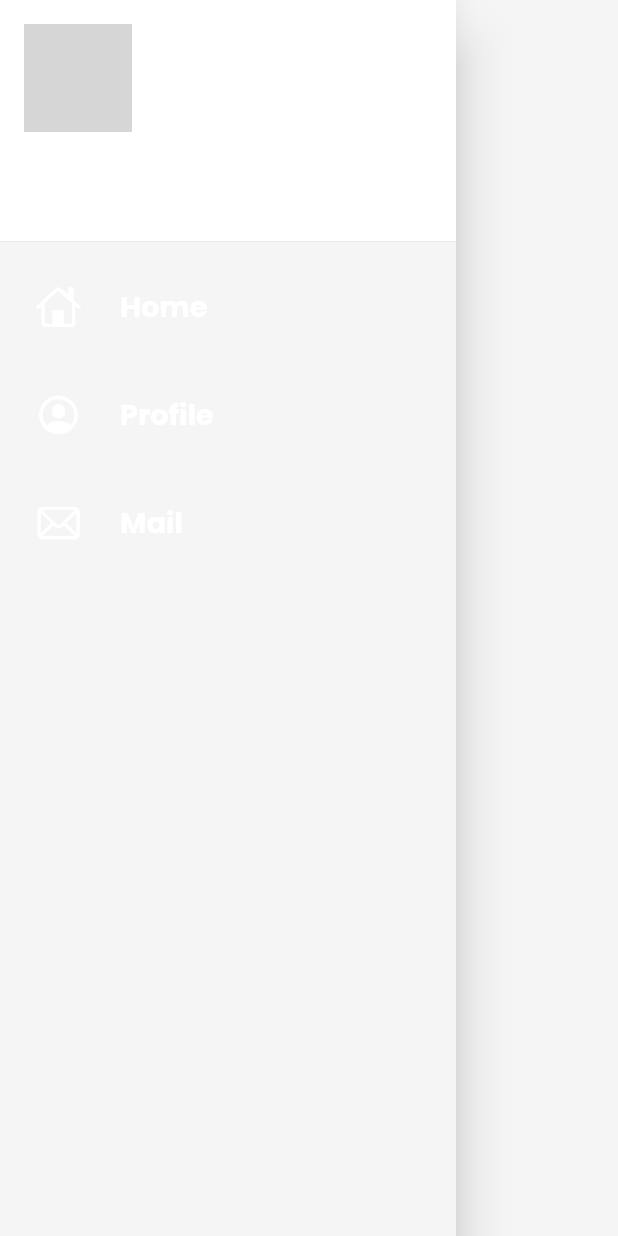
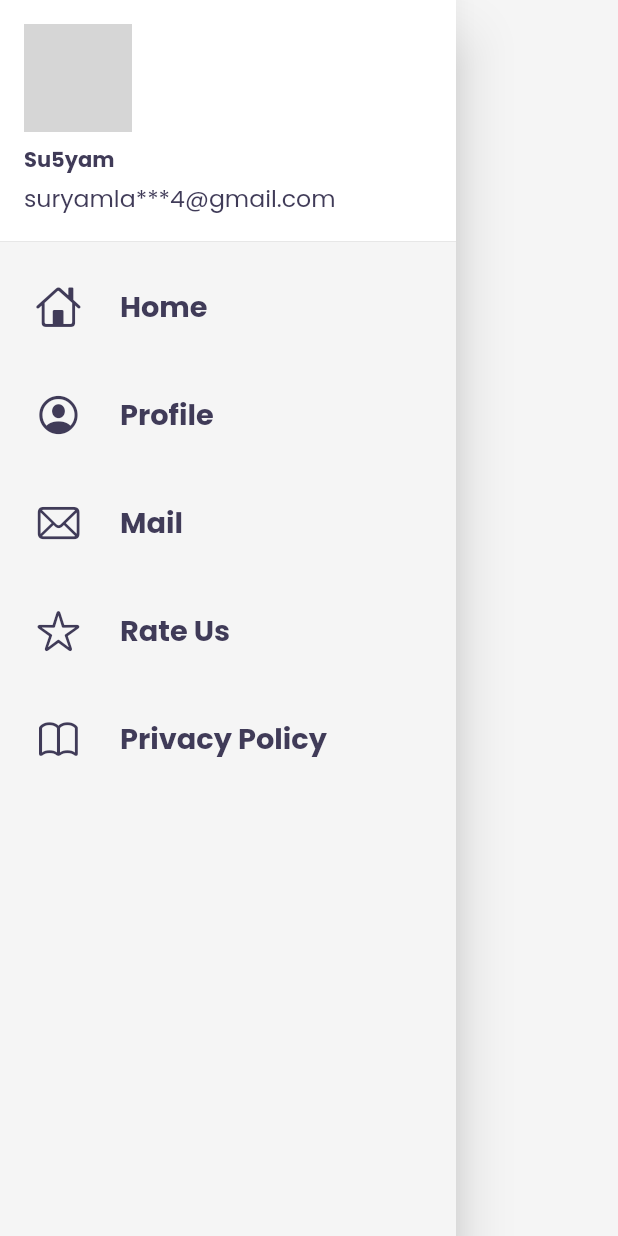
Before and after one commit to su5yam/app, a Flutter app: the MyDrawer widget shown alone on an empty page, opened directly, on a phone screen of 412 x 824 dp. Run offline on Flutter 3.47's test engine with Material 2 defaults, Android fonts, the phone set to English and light mode, and no system bars; our stand-ins replace google_fonts, velocity_x; network calls fail; grey boxes are pictures that could not be loaded.

```diff
--- a/lib/pages/home_detail_page.dart
+++ b/lib/pages/home_detail_page.dart
@@ -48,12 +48,6 @@ class HomeDetailPage extends StatelessWidget {
                           .bold
                           .make(),
                       catalog.desc.text.color(Colors.grey).xl.make(),
-                      SizedBox(height: 10),
-                      "Clita No invidunt amet sed amet. lorem eirmod sea no amet et. Diam et clita lorem sanctus sea, at kasd amet consetetur labore amet sit."
-                          .text
-                          .color(Colors.grey)
-                          .make()
-                          .p20()
                     ],
                   ).py64(),
                 ),
--- a/lib/widgets/drawer.dart
+++ b/lib/widgets/drawer.dart
@@ -20,8 +20,13 @@ class MyDrawer extends StatelessWidget {
               child: UserAccountsDrawerHeader(
                 decoration: BoxDecoration(color: context.cardColor),
                 margin: EdgeInsets.zero,
-                accountName: Text("Su5yam"),
-                accountEmail: Text("suryamla***4@gmail.com"),
+                accountName:
+                    "Su5yam".text.color(context.theme.buttonColor).bold.make(),
+                accountEmail: "suryamla***4@gmail.com"
+                    .text
+                    .color(context.theme.buttonColor)
+                    .lg
+                    .make(),
                 currentAccountPicture: CircleAvatar(
                   backgroundImage: NetworkImage(imageUrl),
                 ),
@@ -32,14 +37,15 @@ class MyDrawer extends StatelessWidget {
               child: ListTile(
                 leading: Icon(
                   CupertinoIcons.home,
-                  color: Colors.white,
+                  color: context.theme.buttonColor,
                   size: 30.0,
                 ),
                 title: Text(
                   "Home",
                   textScaleFactor: 1.2,
                   style: TextStyle(
-                      color: Colors.white, fontWeight: FontWeight.bold),
+                      color: context.theme.buttonColor,
+                      fontWeight: FontWeight.bold),
                 ),
               ),
             ),
@@ -48,14 +54,15 @@ class MyDrawer extends StatelessWidget {
               child: ListTile(
                 leading: Icon(
                   CupertinoIcons.profile_circled,
-                  color: Colors.white,
+                  color: context.theme.buttonColor,
                   size: 30.0,
                 ),
                 title: Text(
                   "Profile",
                   textScaleFactor: 1.2,
                   style: TextStyle(
-                      color: Colors.white, fontWeight: FontWeight.bold),
+                      color: context.theme.buttonColor,
+                      fontWeight: FontWeight.bold),
                 ),
               ),
             ),
@@ -64,14 +71,49 @@ class MyDrawer extends StatelessWidget {
               child: ListTile(
                 leading: Icon(
                   CupertinoIcons.mail,
-                  color: Colors.white,
+                  color: context.theme.buttonColor,
                   size: 30.0,
                 ),
                 title: Text(
                   "Mail",
                   textScaleFactor: 1.2,
                   style: TextStyle(
-                      color: Colors.white, fontWeight: FontWeight.bold),
+                      color: context.theme.buttonColor,
+                      fontWeight: FontWeight.bold),
+                ),
+              ),
+            ),
+            Padding(
+              padding: const EdgeInsets.all(8.0),
+              child: ListTile(
+                leading: Icon(
+                  CupertinoIcons.star,
+                  color: context.theme.buttonColor,
+                  size: 30.0,
+                ),
+                title: Text(
+                  "Rate Us",
+                  textScaleFactor: 1.2,
+                  style: TextStyle(
+                      color: context.theme.buttonColor,
+                      fontWeight: FontWeight.bold),
+                ),
+              ),
+            ),
+            Padding(
+              padding: const EdgeInsets.all(8.0),
+              child: ListTile(
+                leading: Icon(
+                  CupertinoIcons.book,
+                  color: context.theme.buttonColor,
+                  size: 30.0,
+                ),
+                title: Text(
+                  "Privacy Policy",
+                  textScaleFactor: 1.2,
+                  style: TextStyle(
+                      color: context.theme.buttonColor,
+                      fontWeight: FontWeight.bold),
                 ),
               ),
             ),
--- a/lib/widgets/home_widgets/add_to_cart.dart
+++ b/lib/widgets/home_widgets/add_to_cart.dart
@@ -20,7 +20,7 @@ class _AddToCartState extends State<AddToCart> {
 
   @override
   Widget build(BuildContext context) {
-    bool isInCart = _cart.items.contains(widget.catalog) ?? false;
+    bool isInCart = _cart.items.contains(widget.catalog);
 
     return ElevatedButton(
       onPressed: () {
```
